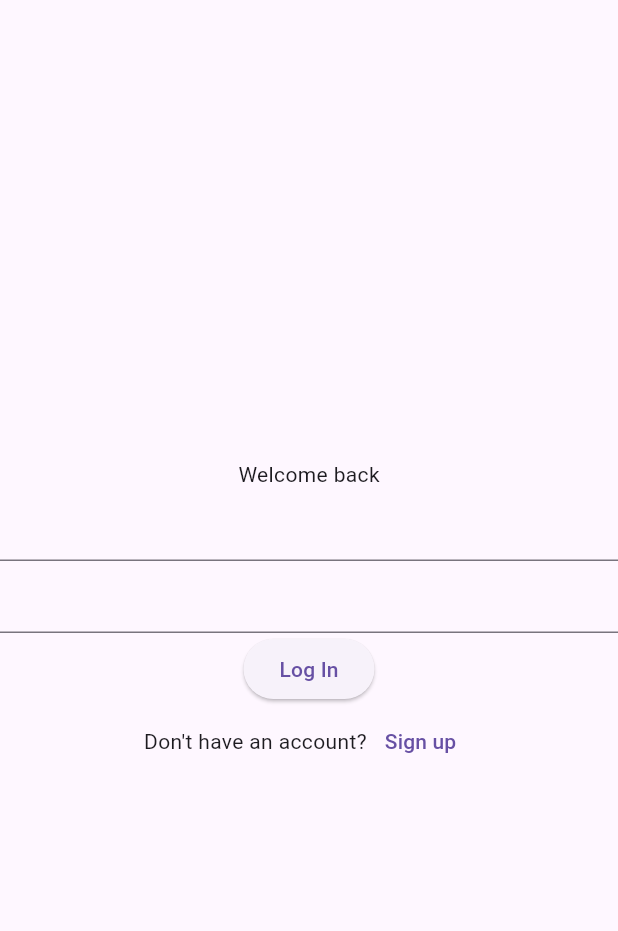
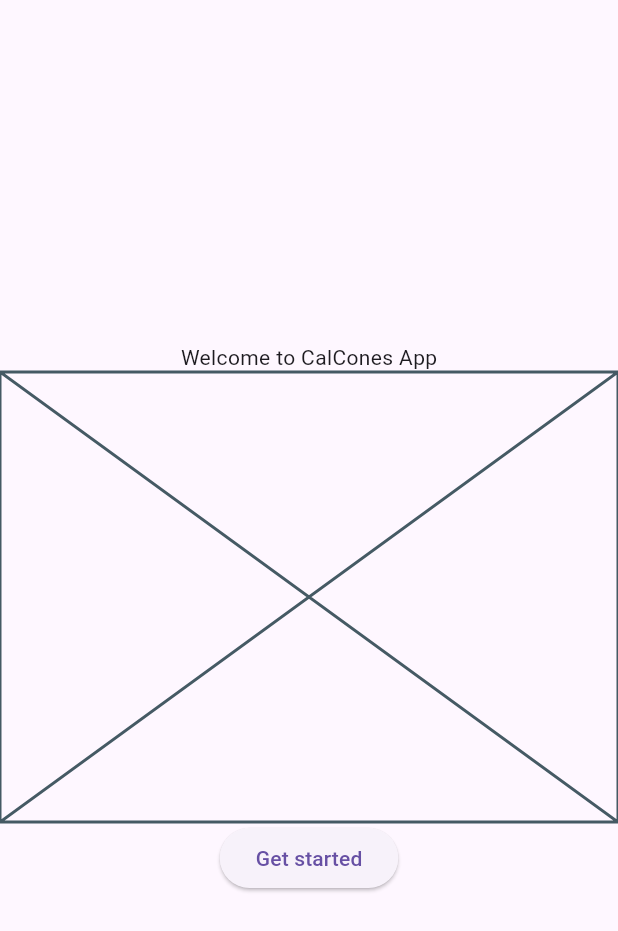
Before and after one commit to tomaszzywicki/cal-cones, a Flutter app: the screen it shows after launch, on a phone screen of 412 x 824 dp. Shown: the top 931 px of the screen. Run offline on Flutter 3.47's test engine with Material 3 defaults, Android fonts, the phone set to English and light mode, and no system bars; our stand-ins replace firebase_auth, firebase_core, logger, shared_preferences, sqflite; accounts and stored records are empty.

Commit message:
add landing page

```diff
--- /dev/null
+++ b/frontend/lib/features/auth/presentation/screens/landing_page.dart
@@ -0,0 +1,53 @@
+import 'package:flutter/material.dart';
+import 'package:frontend/features/auth/presentation/screens/login_screen.dart';
+import 'package:frontend/features/auth/presentation/screens/signup_screen.dart';
+
+class LandingPage extends StatefulWidget {
+  const LandingPage({super.key});
+
+  @override
+  State<LandingPage> createState() => _LandingPageState();
+}
+
+class _LandingPageState extends State<LandingPage> {
+  @override
+  Widget build(BuildContext context) {
+    return Scaffold(
+      body: Center(
+        child: Column(
+          mainAxisAlignment: MainAxisAlignment.center,
+          children: [
+            Text("Welcome to CalCones App"),
+            Placeholder(
+              color: Color(0xFF455A64),
+              fallbackWidth: 300.0,
+              fallbackHeight: 300.0,
+            ),
+            ElevatedButton(
+              onPressed: () {
+                Navigator.of(
+                  context,
+                ).push(MaterialPageRoute(builder: (context) => SignupScreen()));
+              },
+              child: Text("Get started"),
+            ),
+            // Row(
+            //   mainAxisAlignment: MainAxisAlignment.center,
+            //   children: [
+            //     Text("Already have an account?"),
+            //     TextButton(
+            //       onPressed: () {
+            //         Navigator.of(context).push(
+            //           MaterialPageRoute(builder: (context) => LoginScreen()),
+            //         );
+            //       },
+            //       child: Text("Sign in"),
+            //     ),
+            //   ],
+            // ),
+          ],
+        ),
+      ),
+    );
+  }
+}
```
Also changed, not shown: frontend/lib/app_widget.dart (+6 -49 lines), frontend/lib/core/network/api_client.dart (+16 -4 lines), frontend/lib/features/auth/presentation/screens/login_screen.dart (+10 -3 lines), frontend/lib/features/auth/presentation/screens/signup_screen.dart (+15 -4 lines), frontend/lib/features/auth/services/current_user_service.dart (+6 -2 lines), frontend/lib/main_screen.dart (added, +64 -0 lines).
